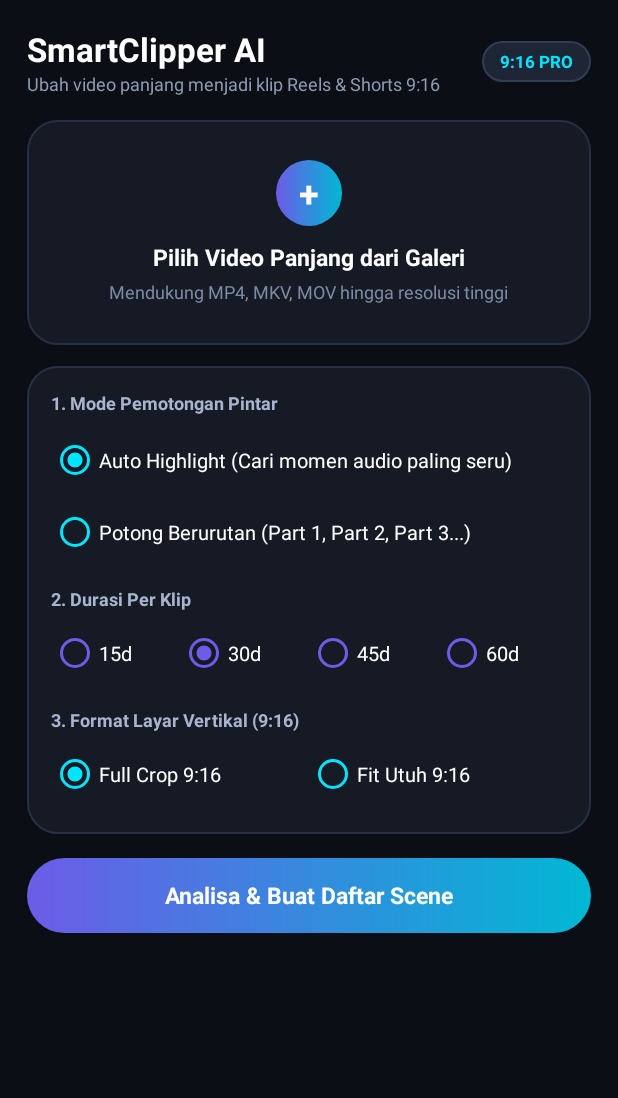
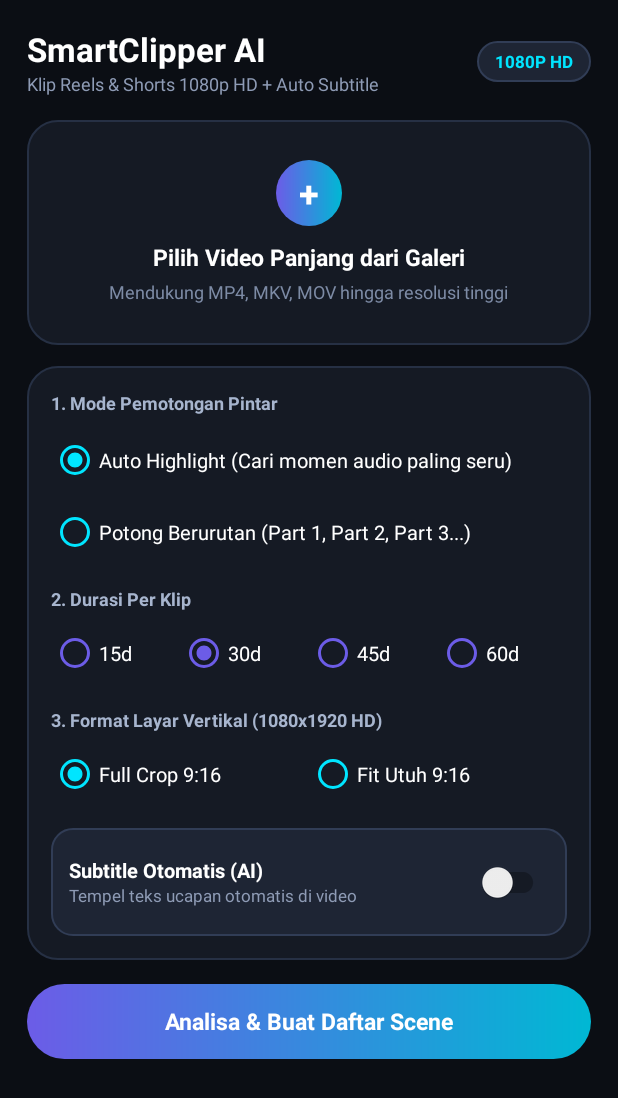
Before and after one commit to RZQY105/SmartClipper, an Android app: the screen it shows after launch (MainActivity), on a phone screen of 412 x 824 dp. Shown: the top 1098 px of the screen. Run offline under Robolectric (Android 15) with nearby library versions, the phone set to English and light mode, and no system bars.

Commit message:
Update activity_main.xml

```diff
--- a/app/src/main/res/layout/activity_main.xml
+++ b/app/src/main/res/layout/activity_main.xml
@@ -38,7 +38,7 @@
                     android:id="@+id/tvHeaderSubtitle"
                     android:layout_width="wrap_content"
                     android:layout_height="wrap_content"
-                    android:text="Ubah video panjang menjadi klip Reels &amp; Shorts 9:16"
+                    android:text="Klip Reels &amp; Shorts 1080p HD + Auto Subtitle"
                     android:textColor="#8E9BB5"
                     android:textSize="12sp" />
             </LinearLayout>
@@ -49,7 +49,7 @@
                 android:background="@drawable/bg_chip_dark"
                 android:paddingHorizontal="12dp"
                 android:paddingVertical="6dp"
-                android:text="9:16 PRO"
+                android:text="1080P HD"
                 android:textColor="#00E5FF"
                 android:textSize="11sp"
                 android:textStyle="bold" />
@@ -95,7 +95,7 @@
                 android:textSize="12sp" />
         </LinearLayout>
 
-        <!-- Kotak Preview Video (Muncul setelah video dipilih) -->
+        <!-- Kotak Preview Video -->
         <LinearLayout
             android:id="@+id/cardVideoPlayer"
             android:layout_width="match_parent"
@@ -257,7 +257,7 @@
                 android:layout_width="wrap_content"
                 android:layout_height="wrap_content"
                 android:layout_marginTop="12dp"
-                android:text="3. Format Layar Vertikal (9:16)"
+                android:text="3. Format Layar Vertikal (1080x1920 HD)"
                 android:textColor="#A7B5CE"
                 android:textSize="12sp"
                 android:textStyle="bold" />
@@ -290,6 +290,45 @@
                     android:textColor="#FFFFFF"
                     android:textSize="13sp" />
             </RadioGroup>
+
+            <!-- Sakelar Subtitle Otomatis -->
+            <LinearLayout
+                android:layout_width="match_parent"
+                android:layout_height="wrap_content"
+                android:layout_marginTop="12dp"
+                android:background="@drawable/bg_chip_dark"
+                android:gravity="center_vertical"
+                android:orientation="horizontal"
+                android:padding="12dp">
+
+                <LinearLayout
+                    android:layout_width="0dp"
+                    android:layout_height="wrap_content"
+                    android:layout_weight="1"
+                    android:orientation="vertical">
+
+                    <TextView
+                        android:layout_width="wrap_content"
+                        android:layout_height="wrap_content"
+                        android:text="Subtitle Otomatis (AI)"
+                        android:textColor="#FFFFFF"
+                        android:textSize="13sp"
+                        android:textStyle="bold" />
+
+                    <TextView
+                        android:id="@+id/tvSubtitleHint"
+                        android:layout_width="wrap_content"
+                        android:layout_height="wrap_content"
+                        android:text="Tempel teks ucapan otomatis di video"
+                        android:textColor="#8E9BB5"
+                        android:textSize="11sp" />
+                </LinearLayout>
+
+                <androidx.appcompat.widget.SwitchCompat
+                    android:id="@+id/switchAutoSubtitle"
+                    android:layout_width="wrap_content"
+                    android:layout_height="wrap_content" />
+            </LinearLayout>
         </LinearLayout>
 
         <!-- Tombol Utama Analisa -->
```
